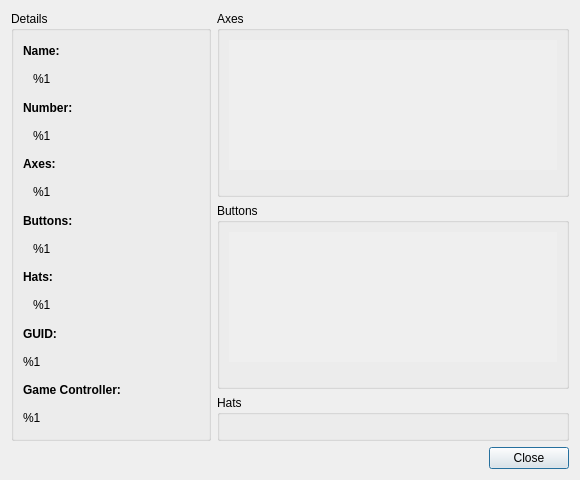
First picture: the form in src/joystickstatuswindow.ui, repository AntiMicroX/antimicrox, before the edit.
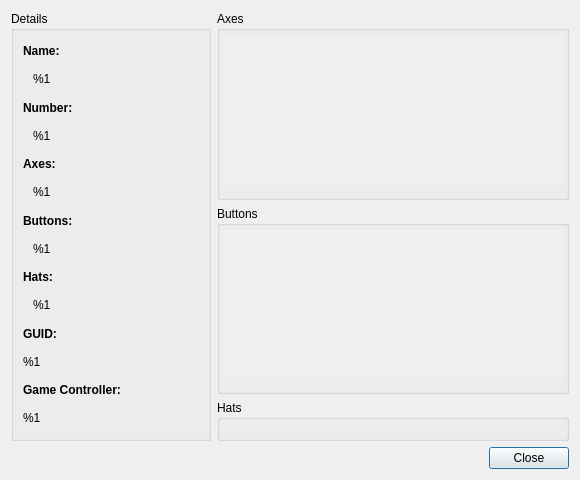
Second picture: the form after the edit.

Commit message: Change button boxes sizes for properties window.

Diff of the .ui file:
```diff
--- a/src/joystickstatuswindow.ui
+++ b/src/joystickstatuswindow.ui
@@ -268,6 +268,15 @@
           <string>Axes</string>
          </property>
          <layout class="QVBoxLayout" name="verticalLayout_6">
+          <property name="leftMargin">
+           <number>4</number>
+          </property>
+          <property name="topMargin">
+           <number>4</number>
+          </property>
+          <property name="rightMargin">
+           <number>4</number>
+          </property>
           <property name="bottomMargin">
            <number>4</number>
           </property>
@@ -290,8 +299,8 @@
               <rect>
                <x>0</x>
                <y>0</y>
-               <width>350</width>
-               <height>131</height>
+               <width>338</width>
+               <height>142</height>
               </rect>
              </property>
             </widget>
@@ -308,7 +317,7 @@
             <property name="sizeHint" stdset="0">
              <size>
               <width>20</width>
-              <height>20</height>
+              <height>10</height>
              </size>
             </property>
            </spacer>
@@ -322,6 +331,15 @@
           <string>Buttons</string>
          </property>
          <layout class="QVBoxLayout" name="verticalLayout_7">
+          <property name="leftMargin">
+           <number>4</number>
+          </property>
+          <property name="topMargin">
+           <number>4</number>
+          </property>
+          <property name="rightMargin">
+           <number>4</number>
+          </property>
           <property name="bottomMargin">
            <number>4</number>
           </property>
@@ -344,8 +362,8 @@
               <rect>
                <x>0</x>
                <y>0</y>
-               <width>350</width>
-               <height>131</height>
+               <width>338</width>
+               <height>141</height>
               </rect>
              </property>
             </widget>
@@ -362,7 +380,7 @@
             <property name="sizeHint" stdset="0">
              <size>
               <width>20</width>
-              <height>20</height>
+              <height>10</height>
              </size>
             </property>
            </spacer>
@@ -376,6 +394,15 @@
           <string>Hats</string>
          </property>
          <layout class="QVBoxLayout" name="verticalLayout_8">
+          <property name="leftMargin">
+           <number>4</number>
+          </property>
+          <property name="topMargin">
+           <number>4</number>
+          </property>
+          <property name="rightMargin">
+           <number>4</number>
+          </property>
           <property name="bottomMargin">
            <number>14</number>
           </property>
```
The commit also changes 1 other file.
